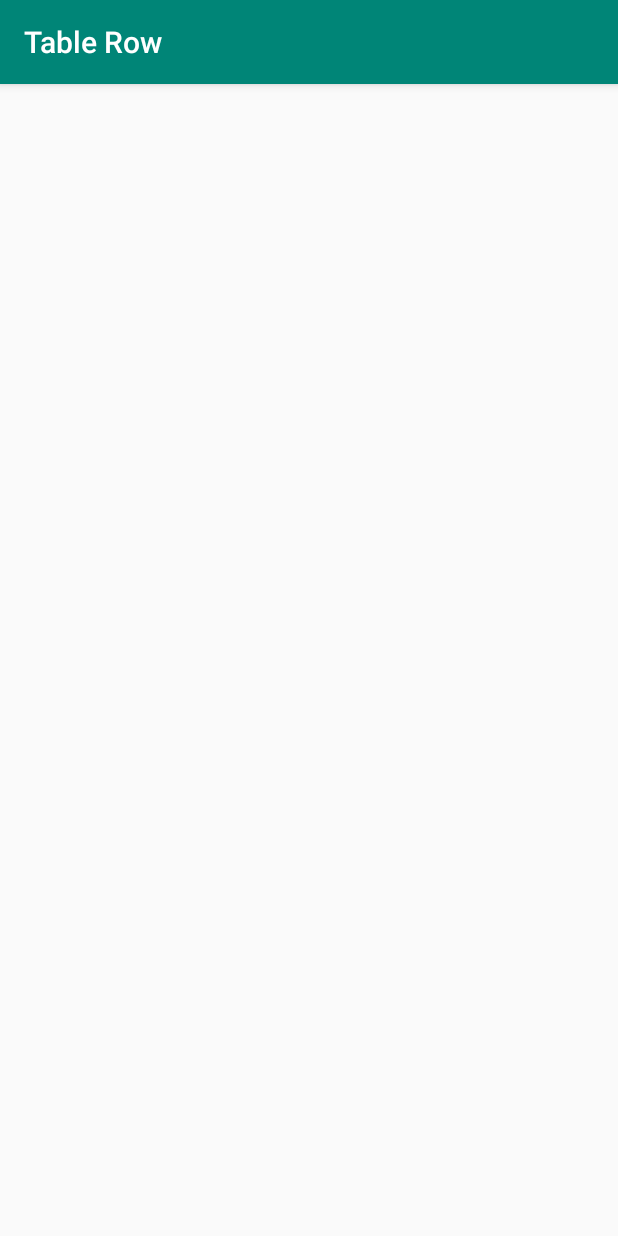
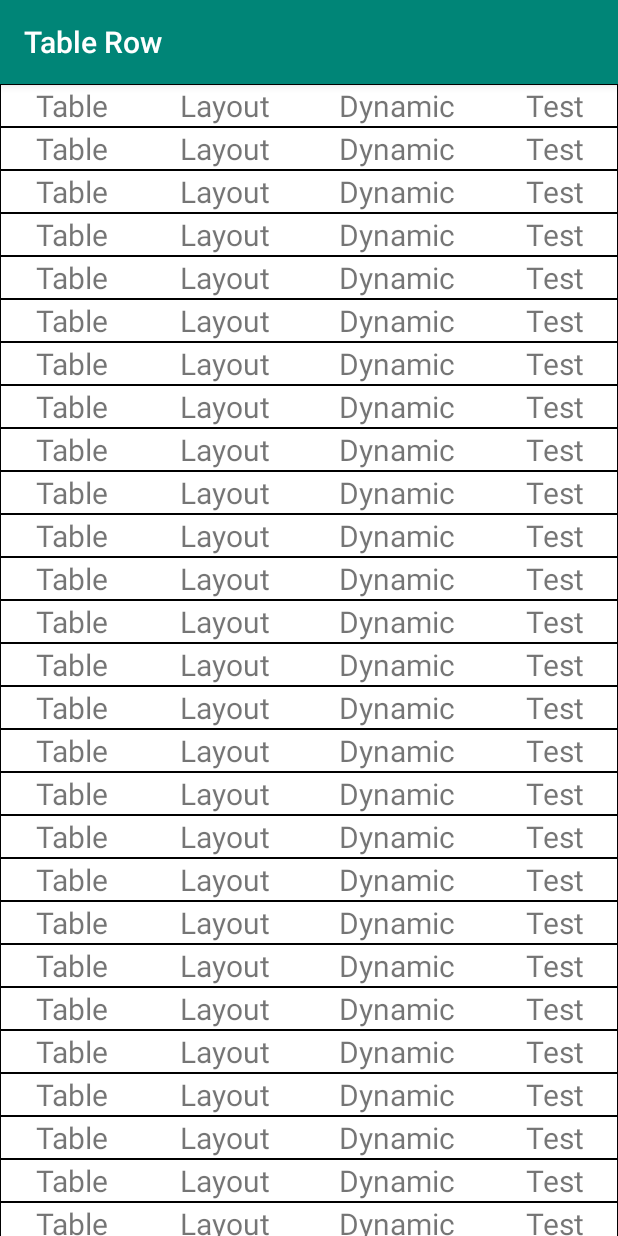
Before and after one commit to Rafat97/TableLayoutDyn_2, an Android app: the screen it shows after launch (MainActivity), on a phone screen of 412 x 824 dp. Run offline under Robolectric (Android 15) with nearby library versions, the phone set to English and light mode, and no system bars.

Commit message:
change 1
Signed-off-by: Emdadul Haque <rafathaque1997@gmail.com>

```diff
--- a/app/src/main/java/com/example/tablelayoutdyn/MainActivity.java
+++ b/app/src/main/java/com/example/tablelayoutdyn/MainActivity.java
@@ -1,13 +1,99 @@
 package com.example.tablelayoutdyn;
 
+import android.graphics.Color;
+import android.os.Bundle;
 import android.support.v7.app.AppCompatActivity;
-import android.os.Bundle;
+import android.view.View;
+import android.widget.LinearLayout;
+import android.widget.TableLayout;
+import android.widget.TableRow;
+import android.widget.TextView;
 
 public class MainActivity extends AppCompatActivity {
 
+    LinearLayout myLinearLayout;
+    TableLayout myTableLayout;
+    TableRow myTableRow;
     @Override
     protected void onCreate(Bundle savedInstanceState) {
+
+
         super.onCreate(savedInstanceState);
         setContentView(R.layout.activity_main);
+
+
+        myLinearLayout = findViewById(R.id.Layout);
+        myTableLayout = new TableLayout(this);
+        myTableLayout.setLayoutParams(new TableLayout.LayoutParams(TableLayout.LayoutParams.MATCH_PARENT, TableLayout.LayoutParams.WRAP_CONTENT));
+        myTableLayout.setStretchAllColumns(true);
+
+
+        for (int i = 0; i < 50; i++) {
+
+            myTableRow = new TableRow(this);
+            myTableRow.setLayoutParams(new TableRow.LayoutParams(0, TableLayout.LayoutParams.WRAP_CONTENT));
+            myTableRow.setBackgroundColor(Color.BLACK);
+
+            TextView t1 = new TextView(this);
+            t1.setText("Table");
+            t1.setTextSize(20);
+            t1.setTextAlignment(View.TEXT_ALIGNMENT_CENTER);
+            t1.setLayoutParams(new TableRow.LayoutParams(TableLayout.LayoutParams.MATCH_PARENT, TableLayout.LayoutParams.WRAP_CONTENT));
+            t1.setBackgroundColor(Color.WHITE);
+            myTableRow.addView(t1);
+
+
+            t1 = new TextView(this);
+            t1.setText("Layout");
+            t1.setTextSize(20);
+            t1.setTextAlignment(View.TEXT_ALIGNMENT_CENTER);
+            t1.setLayoutParams(new TableRow.LayoutParams(TableLayout.LayoutParams.MATCH_PARENT, TableLayout.LayoutParams.WRAP_CONTENT));
+            t1.setBackgroundColor(Color.WHITE);
+            myTableRow.addView(t1);
+
+
+            t1 = new TextView(this);
+            t1.setText("Dynamic");
+            t1.setTextSize(20);
+            t1.setTextAlignment(View.TEXT_ALIGNMENT_CENTER);
+            t1.setLayoutParams(new TableRow.LayoutParams(TableLayout.LayoutParams.MATCH_PARENT, TableLayout.LayoutParams.WRAP_CONTENT));
+            t1.setBackgroundColor(Color.WHITE);
+            myTableRow.addView(t1);
+
+
+            t1 = new TextView(this);
+            t1.setText("Test");
+            t1.setTextSize(20);
+            t1.setTextAlignment(View.TEXT_ALIGNMENT_CENTER);
+            t1.setLayoutParams(new TableRow.LayoutParams(TableLayout.LayoutParams.MATCH_PARENT, TableLayout.LayoutParams.WRAP_CONTENT));
+            t1.setBackgroundColor(Color.WHITE);
+            myTableRow.addView(t1);
+
+
+/*
+            final int value = i + 1;
+            Button bt = new Button(this);
+            bt.setText("Button " + value);
+            bt.setTextSize(20);
+            bt.setTextAlignment(View.TEXT_ALIGNMENT_CENTER);
+            bt.setLayoutParams(new TableRow.LayoutParams(TableLayout.LayoutParams.MATCH_PARENT, TableLayout.LayoutParams.WRAP_CONTENT));
+            myTableRow.addView(bt);
+
+            bt.setOnClickListener(new View.OnClickListener() {
+                @Override
+                public void onClick(View v) {
+                    Toast.makeText(MainActivity.this, "Hello " + value, Toast.LENGTH_SHORT).show();
+                }
+            });*/
+
+
+            myTableRow.setPadding(1, 1, 1, 1);
+            myTableLayout.addView(myTableRow);
+        }
+
+        myLinearLayout.addView(myTableLayout);
+
+
+
     }
 }
--- a/app/src/main/res/layout/activity_main.xml
+++ b/app/src/main/res/layout/activity_main.xml
@@ -2,10 +2,21 @@
 <LinearLayout xmlns:android="http://schemas.android.com/apk/res/android"
     xmlns:tools="http://schemas.android.com/tools"
     android:layout_width="match_parent"
-    android:layout_height="match_parent"
+    android:layout_height="wrap_content"
     android:orientation="vertical"
     tools:context=".MainActivity">
 
 
+    <ScrollView
+        android:layout_width="match_parent"
+        android:layout_height="match_parent">
 
+        <LinearLayout
+            android:id="@+id/Layout"
+            android:layout_width="match_parent"
+            android:layout_height="wrap_content"
+            android:orientation="vertical" />
+
+
+    </ScrollView>
 </LinearLayout>
```
